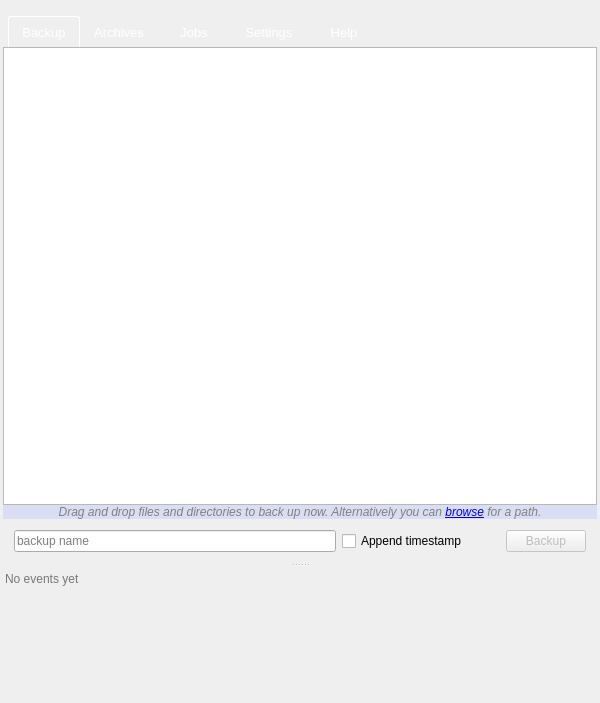
The window that forms/mainwindow.ui (Tarsnap/tarsnap-gui) describes before a commit, drawn with Qt 5.
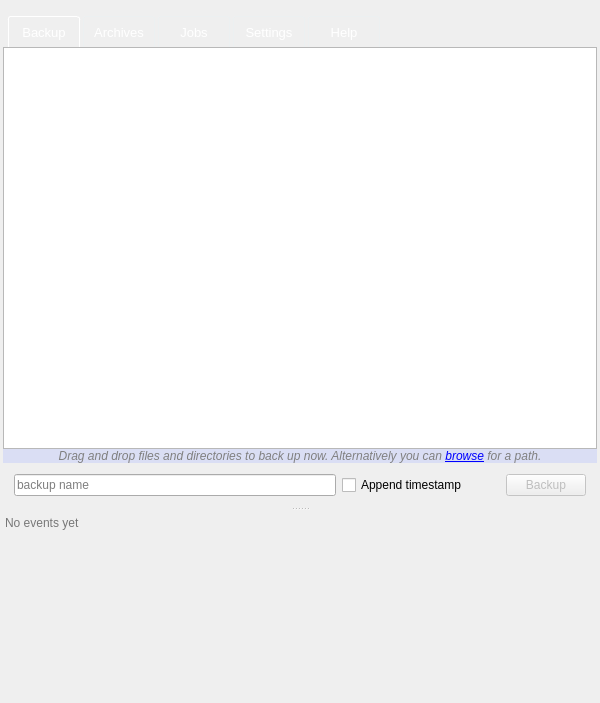
The same window after the commit. The open tabs and pages were chosen to show the change. Icons and pictures are not drawn. Custom widgets are drawn as their Qt base class.

Commit message: Layout and size adjustments.

What changed in the file:
```diff
--- a/forms/mainwindow.ui
+++ b/forms/mainwindow.ui
@@ -149,6 +149,12 @@
            </property>
            <item>
             <widget class="BackupListWidget" name="backupListWidget">
+             <property name="sizePolicy">
+              <sizepolicy hsizetype="Preferred" vsizetype="Preferred">
+               <horstretch>0</horstretch>
+               <verstretch>0</verstretch>
+              </sizepolicy>
+             </property>
              <property name="contextMenuPolicy">
               <enum>Qt::ActionsContextMenu</enum>
              </property>
@@ -184,6 +190,12 @@
            </item>
            <item>
             <widget class="QLabel" name="backupListInfoLabel">
+             <property name="sizePolicy">
+              <sizepolicy hsizetype="Preferred" vsizetype="Fixed">
+               <horstretch>0</horstretch>
+               <verstretch>0</verstretch>
+              </sizepolicy>
+             </property>
              <property name="font">
               <font>
                <italic>true</italic>
@@ -211,6 +223,12 @@
            </item>
            <item>
             <widget class="QWidget" name="backupActionWidget" native="true">
+             <property name="sizePolicy">
+              <sizepolicy hsizetype="Preferred" vsizetype="Fixed">
+               <horstretch>0</horstretch>
+               <verstretch>0</verstretch>
+              </sizepolicy>
+             </property>
              <layout class="QHBoxLayout" name="horizontalLayout">
               <item>
                <widget class="QLineEdit" name="backupNameLineEdit">
@@ -353,12 +371,6 @@
                  <enum>Qt::Vertical</enum>
                 </property>
                 <widget class="BrowseListWidget" name="browseListWidget">
-                 <property name="sizePolicy">
-                  <sizepolicy hsizetype="MinimumExpanding" vsizetype="MinimumExpanding">
-                   <horstretch>0</horstretch>
-                   <verstretch>0</verstretch>
-                  </sizepolicy>
-                 </property>
                  <property name="contextMenuPolicy">
                   <enum>Qt::ActionsContextMenu</enum>
                  </property>
@@ -760,12 +772,6 @@
                  <enum>Qt::Vertical</enum>
                 </property>
                 <widget class="JobListWidget" name="jobListWidget">
-                 <property name="sizePolicy">
-                  <sizepolicy hsizetype="MinimumExpanding" vsizetype="MinimumExpanding">
-                   <horstretch>0</horstretch>
-                   <verstretch>0</verstretch>
-                  </sizepolicy>
-                 </property>
                  <property name="styleSheet">
                   <string notr="true">#jobListWidget::item
 {
@@ -1287,8 +1293,8 @@
                <rect>
                 <x>0</x>
                 <y>0</y>
-                <width>594</width>
-                <height>443</height>
+                <width>390</width>
+                <height>203</height>
                </rect>
               </property>
               <attribute name="label">
```
